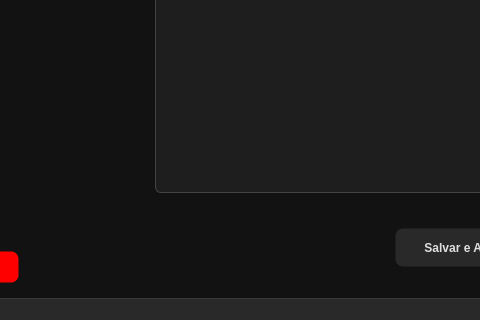
Gustavogomessk/Gerenciador_tickets, file main.ui: the form before one commit; both pictures show x 138 to 618 and y 346 to 666 of the 1304 by 666 pixel window.
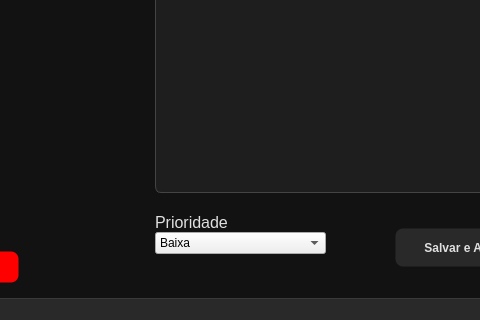
The form after the commit. The open tabs and pages were chosen to show the change. Icons and pictures are not drawn.

```diff
--- a/main.ui
+++ b/main.ui
@@ -643,6 +643,49 @@
          <string>Salvar e Abrir ticket</string>
         </property>
        </widget>
+       <widget class="QLabel" name="label_prioridade">
+        <property name="geometry">
+         <rect>
+          <x>120</x>
+          <y>540</y>
+          <width>131</width>
+          <height>21</height>
+         </rect>
+        </property>
+        <property name="text">
+         <string>Prioridade</string>
+        </property>
+       </widget>
+       <widget class="QComboBox" name="combo_prioridade">
+        <property name="geometry">
+         <rect>
+          <x>120</x>
+          <y>560</y>
+          <width>171</width>
+          <height>22</height>
+         </rect>
+        </property>
+        <item>
+         <property name="text">
+          <string>Baixa</string>
+         </property>
+        </item>
+        <item>
+         <property name="text">
+          <string>Média</string>
+         </property>
+        </item>
+        <item>
+         <property name="text">
+          <string>Alta</string>
+         </property>
+        </item>
+        <item>
+         <property name="text">
+          <string>Urgente</string>
+         </property>
+        </item>
+       </widget>
        <widget class="QLabel" name="label_4">
         <property name="geometry">
          <rect>
```
Left out of the diff: 40 changed lines with no effect on the pictures.
